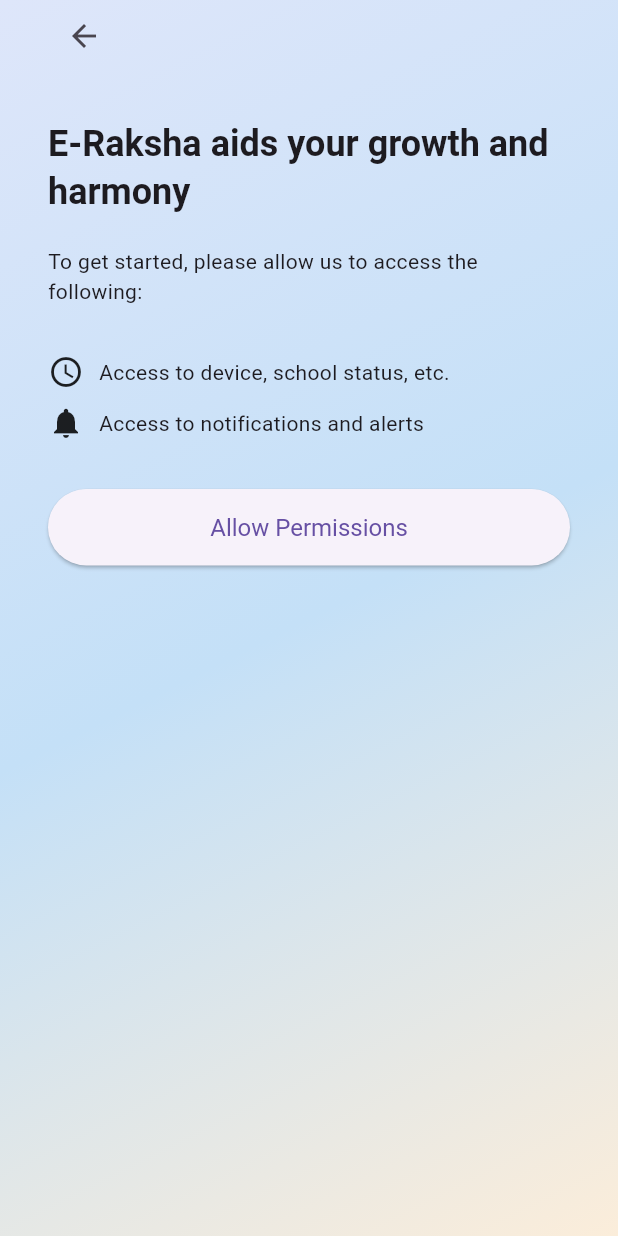
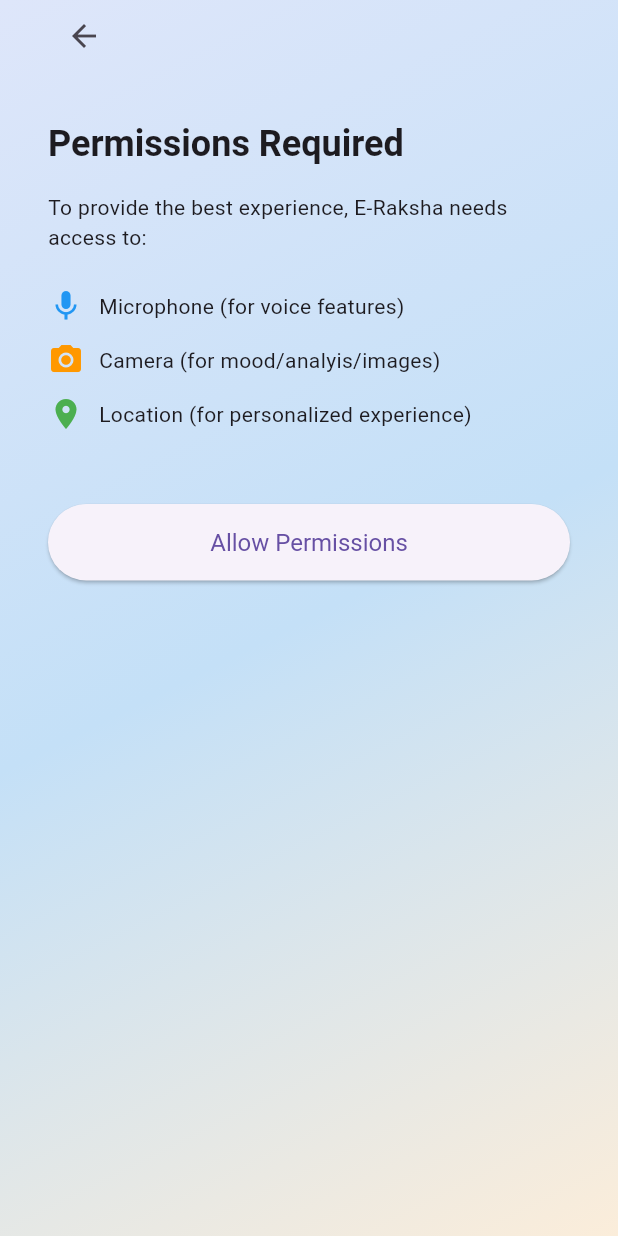
Before and after one commit to Korrachintu/slate_eraksha, a Flutter app: the PermissionsScreen screen opened by its route, on a phone screen of 412 x 824 dp. Run offline on Flutter 3.47's test engine with Material 3 defaults, Android fonts, the phone set to English and light mode, and no system bars; our stand-ins replace permission_handler; Roboto replaces fonts that are missing (Nunito).

Commit message:
permission + ai chat screen

```diff
--- a/lib/features/onboarding/screens/permissions_screen.dart
+++ b/lib/features/onboarding/screens/permissions_screen.dart
@@ -1,9 +1,28 @@
 import 'package:flutter/material.dart';
+import 'package:permission_handler/permission_handler.dart';
 import '../../../core/widgets/gradient_background.dart';
 import '../../../core/widgets/custom_button.dart';
 
-class PermissionsScreen extends StatelessWidget {
+class PermissionsScreen extends StatefulWidget {
   const PermissionsScreen({super.key});
+
+  @override
+  State<PermissionsScreen> createState() => _PermissionsScreenState();
+}
+
+class _PermissionsScreenState extends State<PermissionsScreen> {
+  Future<void> requestPermissions() async {
+    await [
+      Permission.microphone,
+      Permission.camera,
+      Permission.locationWhenInUse,
+    ].request();
+
+    if (!mounted) return;
+
+    // Always navigate to next screen regardless of permission status
+    Navigator.pushNamed(context, '/loading');
+  }
 
   @override
   Widget build(BuildContext context) {
@@ -13,7 +32,6 @@
         child: SafeArea(
           child: Padding(
             padding: const EdgeInsets.symmetric(horizontal: 32.0),
-            child: SingleChildScrollView(
             child: Column(
               crossAxisAlignment: CrossAxisAlignment.start,
               children: [
@@ -23,43 +41,47 @@
                 ),
                 const SizedBox(height: 32),
                 Text(
-                    "E-Raksha aids your growth and harmony",
-                    style: Theme.of(context).textTheme.headlineSmall?.copyWith(fontWeight: FontWeight.bold),
+                  "Permissions Required",
+                  style: Theme.of(context)
+                      .textTheme
+                      .headlineSmall
+                      ?.copyWith(fontWeight: FontWeight.bold),
                 ),
-                  const SizedBox(height: 20),
+                const SizedBox(height: 16),
                 Text(
-                    "To get started, please allow us to access the following:",
+                  "To provide the best experience, E-Raksha needs access to:",
                   style: Theme.of(context).textTheme.bodyMedium,
                 ),
-                  const SizedBox(height: 32),
+                const SizedBox(height: 24),
                 Row(
                   children: const [
-                      Icon(Icons.access_time),
+                    Icon(Icons.mic, color: Colors.blue),
                     SizedBox(width: 10),
-                      Expanded(
-                        child: Text("Access to device, school status, etc."),
+                    Text("Microphone (for voice features)"),
+                  ],
+                ),
+                SizedBox(height: 12),
+                Row(
+                  children: const [
+                    Icon(Icons.camera_alt, color: Colors.orange),
+                    SizedBox(width: 10),
+                    Text("Camera (for mood/analyis/images)"),
+                  ],
+                ),
+                SizedBox(height: 12),
+                Row(
+                  children: const [
+                    Icon(Icons.location_on, color: Colors.green),
+                    SizedBox(width: 10),
+                    Text("Location (for personalized experience)"),
+                  ],
+                ),
+                const SizedBox(height: 48),
+                CustomButton(
+                  text: "Allow Permissions",
+                  onPressed: requestPermissions,
                 ),
               ],
-                  ),
-                  const SizedBox(height: 10),
-                  Row(
-                    children: const [
-                      Icon(Icons.notifications),
-                      SizedBox(width: 10),
-                      Expanded(
-                        child: Text("Access to notifications and alerts"),
-                      ),
-                    ],
-                  ),
-                  const SizedBox(height: 32),
-                  CustomButton(
-                    text: "Allow Permissions",
-                    onPressed: () {
-                      Navigator.pushNamed(context, '/loading');
-                    },
-                  ),
-                ],
-              ),
             ),
           ),
         ),
--- a/lib/routes/app_router.dart
+++ b/lib/routes/app_router.dart
@@ -1,3 +1,4 @@
+import 'package:e_raksha/features/chat/screens/ai_chat_screen.dart';
 import 'package:e_raksha/features/onboarding/screens/about_yourself_screen.dart';
 import 'package:e_raksha/features/onboarding/screens/loading_screen.dart';
 import 'package:e_raksha/features/onboarding/screens/parental_code_screen.dart';
@@ -24,6 +25,8 @@
         return MaterialPageRoute(builder: (_) => const PermissionsScreen());
       case '/loading':
         return MaterialPageRoute(builder: (_) => const LoadingScreen());
+      case '/ai_chat':
+        return MaterialPageRoute(builder: (_) => const AIChatScreen());
        // ... other routes ...
       default:
         return MaterialPageRoute(builder: (_) => Scaffold(body: Center(child: Text('Page not found'))));
--- a/pubspec.yaml
+++ b/pubspec.yaml
@@ -39,6 +39,9 @@
 
   # Routing
   auto_route: ^7.8.4
+
+  #permission handler
+  permission_handler: ^11.3.1
 
   # Fonts and icons
   google_fonts: ^6.2.1
```
Also changed, not shown: lib/features/chat/screens/ai_chat_screen.dart (+141 -49 lines), pubspec.lock, 3 other files. Lines whose indentation alone changed are shown as unchanged.
